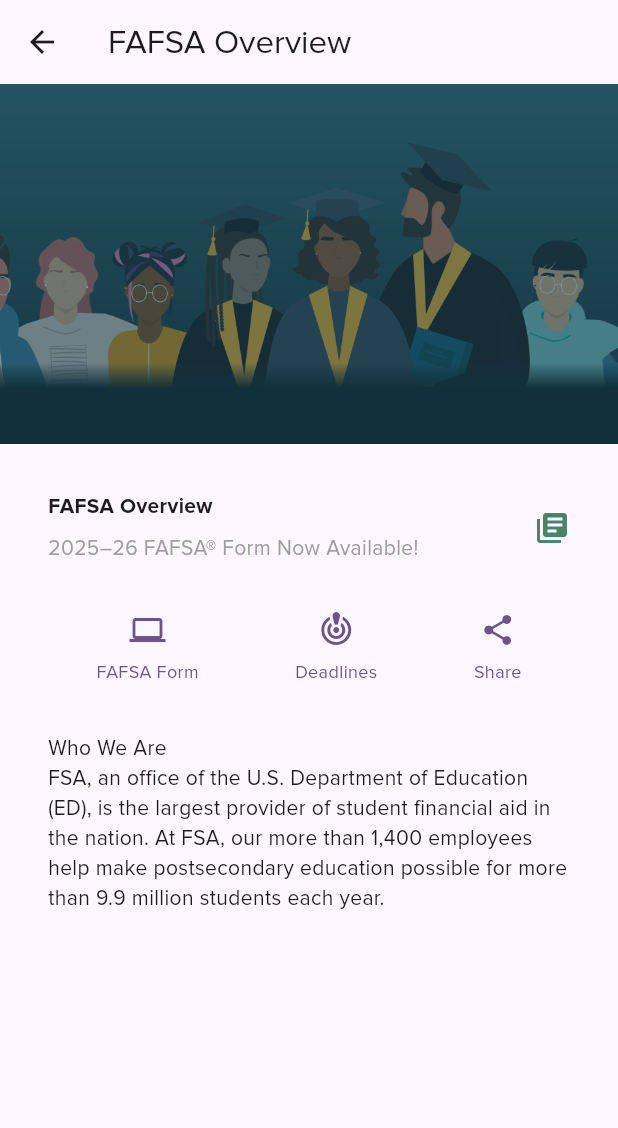
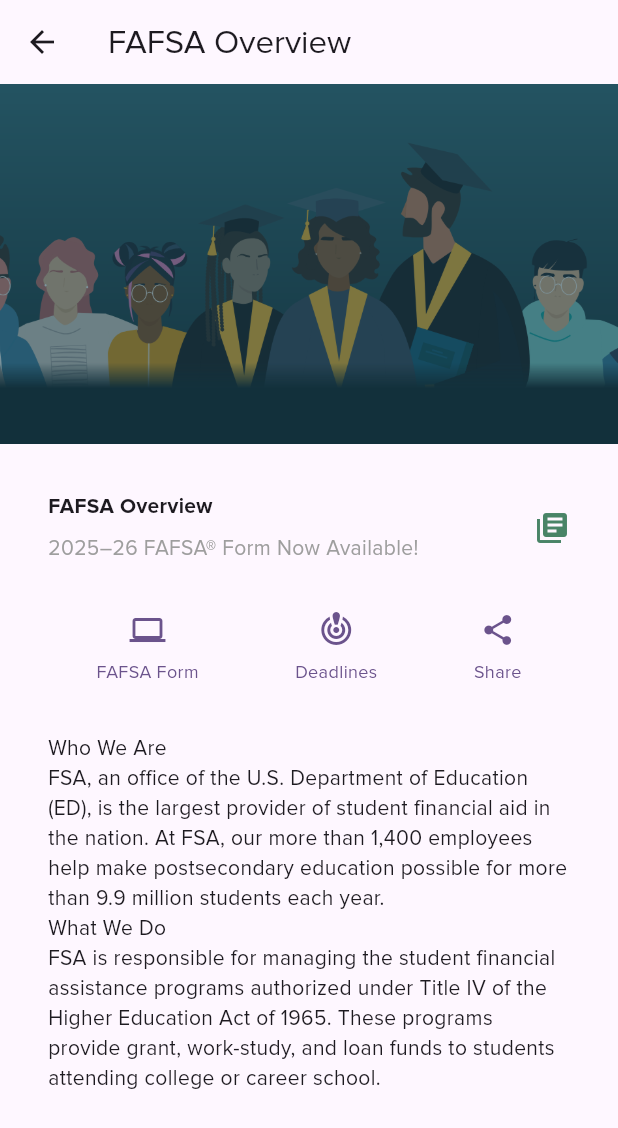
Before and after one commit to maureensanchez99/financial_awareness, a Flutter app: the FafsaOverview screen opened directly, on a phone screen of 412 x 824 dp. Shown: the top 1128 px of the screen. Run offline on Flutter 3.47's test engine with Material 3 defaults, Android fonts, the phone set to English and light mode, and no system bars.

Commit message:
Update fafsa_overview.dart

```diff
--- a/lib/pages/fafsa_overview.dart
+++ b/lib/pages/fafsa_overview.dart
@@ -115,7 +115,12 @@
                   'FSA, an office of the U.S. Department of Education (ED), is '
                   'the largest provider of student financial aid in the nation. '
                   'At FSA, our more than 1,400 employees help make postsecondary education '
-                  'possible for more than 9.9 million students each year.'
+                  'possible for more than 9.9 million students each year. \n'
+                  'What We Do \n'
+                  'FSA is responsible for managing the student financial assistance '
+                  'programs authorized under Title IV of the Higher Education Act of '
+                  '1965. These programs provide grant, work-study, and loan funds to students '
+                  'attending college or career school.'
                   ,
             ),
           ],
```
